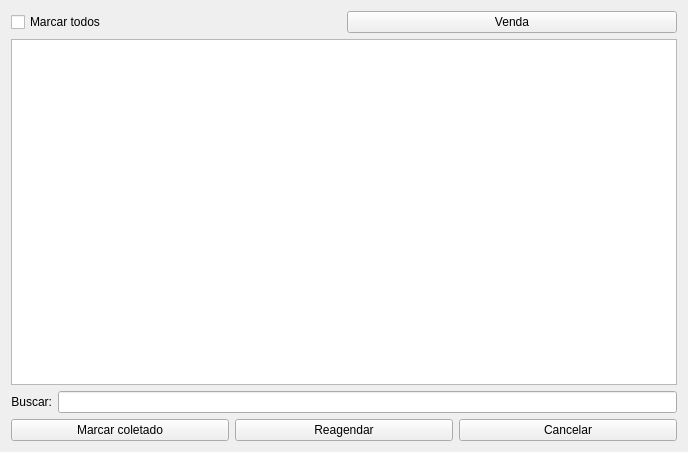
First picture: the form in ui/widgetlogisticacoleta.ui, repository darktorres/ERP-STACCATO, before the edit.
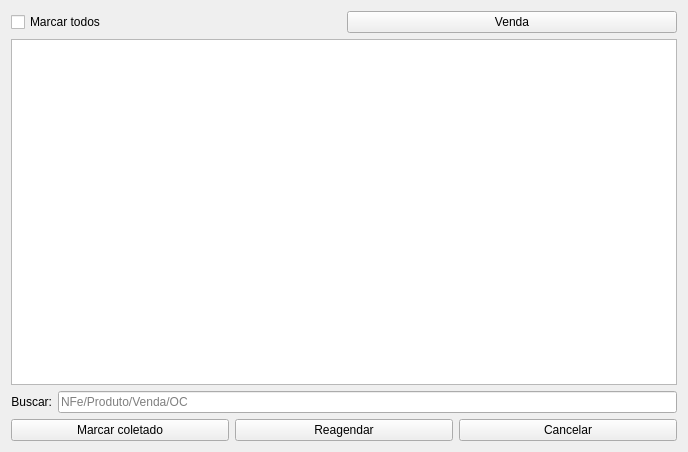
Second picture: the form after the edit. Custom widgets are drawn as their Qt base class.

```diff
--- a/ui/widgetlogisticacoleta.ui
+++ b/ui/widgetlogisticacoleta.ui
@@ -80,6 +80,9 @@
        <property name="enabled">
         <bool>true</bool>
        </property>
+       <property name="placeholderText">
+        <string>NFe/Produto/Venda/OC</string>
+       </property>
       </widget>
      </item>
     </layout>
```
